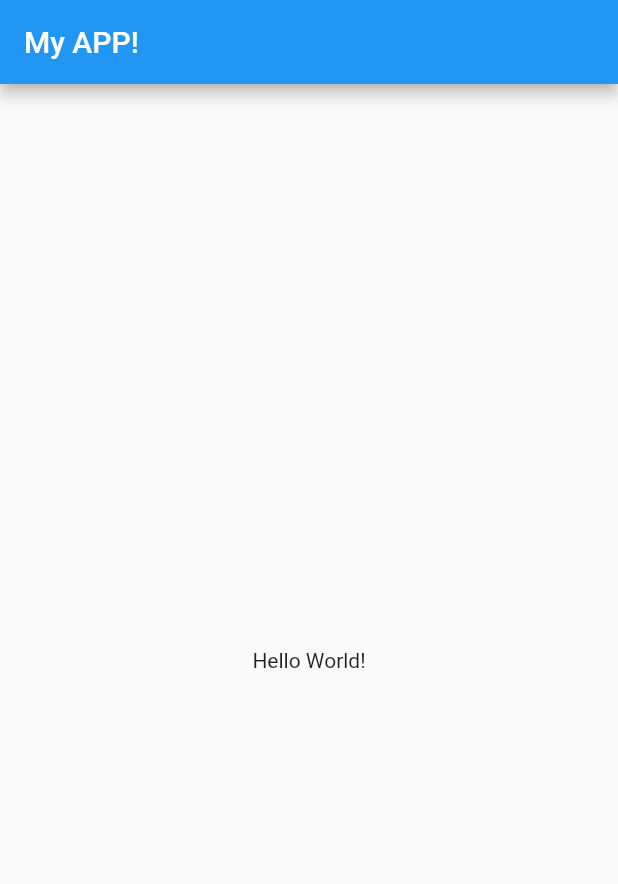
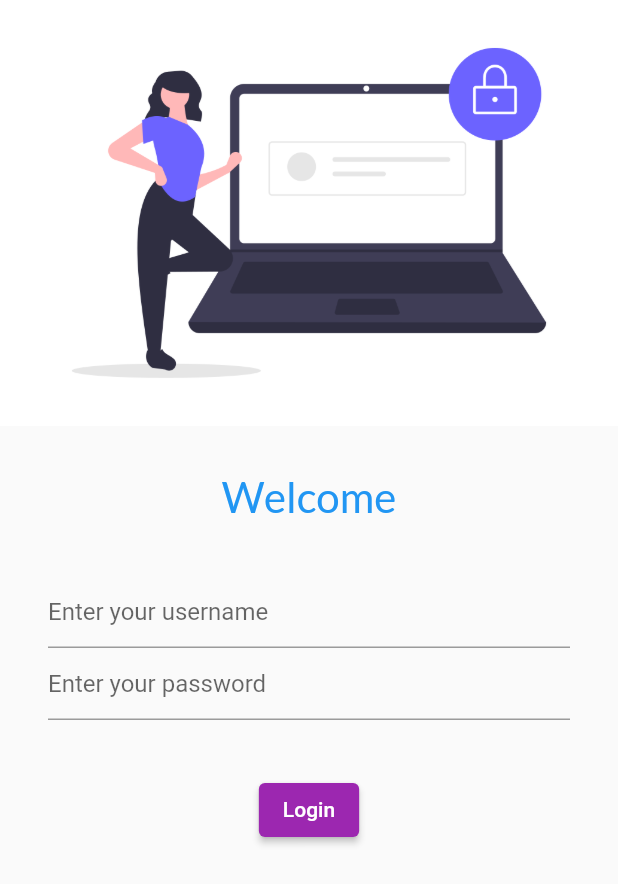
Before and after one commit to rohanB112/Learning-Flutter, a Flutter app: the screen it shows after launch, on a phone screen of 412 x 824 dp. Shown: the top 884 px of the screen. Run offline on Flutter 3.47's test engine with Material 2 defaults, Android fonts, the phone set to English and light mode, and no system bars; our stand-ins replace google_fonts.

Commit message:
Completed Login UI

```diff
--- /dev/null
+++ b/lib/home_page.dart
@@ -0,0 +1,57 @@
+import 'package:demo_app/temp_page.dart';
+import 'package:demo_app/utils/routes.dart';
+import 'package:flutter/material.dart';
+import 'package:google_fonts/google_fonts.dart';
+
+class HomePage extends StatelessWidget {
+
+  @override
+  Widget build(BuildContext context) {
+    return MaterialApp(
+      title: "Yo this is title!",
+      home: Scaffold(
+        body: SingleChildScrollView(
+          child: Column(
+            children: [
+              Image.asset("assets/images/login_img.png", fit: BoxFit.cover,),
+              SizedBox(height: 30,),
+              Text("Welcome", style: GoogleFonts.lato(
+                textStyle: TextStyle(
+                  fontSize: 28,
+                  color: Colors.blue
+                )
+              )),
+              SizedBox(height: 20,),
+              Padding(
+                padding: const EdgeInsets.symmetric(vertical: 16, horizontal: 32),
+                child: Column(
+                  children: [
+                    TextFormField(decoration: InputDecoration(
+                        hintText: "Enter your username",
+                      ),),
+                    TextFormField(decoration: InputDecoration(
+                        hintText: "Enter your password",
+                      ),
+                      obscureText: true,),
+                  ],
+                ),
+              ),
+              SizedBox(height: 20,),
+              ElevatedButton(onPressed: () {
+                Navigator.pushNamed(context, MyRoute.blankPage);
+              },
+                child: Text("Login"),
+                style: ButtonStyle(
+                  backgroundColor: MaterialStateProperty.all(Colors.purple)
+                ),
+              )
+
+            ],
+          ),
+        ),
+
+      ),
+
+    );
+  }
+}
--- a/lib/main.dart
+++ b/lib/main.dart
@@ -1,4 +1,8 @@
+import 'package:demo_app/home_page.dart';
+import 'package:demo_app/temp_page.dart';
+import 'package:demo_app/utils/routes.dart';
 import 'package:flutter/material.dart';
+
 
 void main() {
   runApp(MyApp());
@@ -9,13 +13,12 @@ class MyApp extends StatelessWidget {
   @override
   Widget build(BuildContext context) {
     return MaterialApp(
-      title: "Yo this is title!",
-      home: Scaffold(
-        appBar: AppBar(
-          title: Text("My APP!"),
-        ),
-        body: Center(child: Text("Hello World!"),),
-      ),
+      home: HomePage(),
+      initialRoute: '/',
+      routes: {
+        "/home": (context) => HomePage(),
+        MyRoute.blankPage: (context) => TempPage()
+      },
     );
   }
 }
--- /dev/null
+++ b/lib/temp_page.dart
@@ -0,0 +1,14 @@
+import 'package:flutter/material.dart';
+
+class TempPage extends StatelessWidget {
+
+  @override
+  Widget build(BuildContext context) {
+    return MaterialApp(
+      title: "blank page",
+      home: Scaffold(
+        body: Center(child: Text("YO")),
+      ),
+    );
+  }
+}
--- /dev/null
+++ b/lib/utils/routes.dart
@@ -0,0 +1,3 @@
+class MyRoute {
+  static String blankPage = "/blankPage";
+}
--- a/pubspec.yaml
+++ b/pubspec.yaml
@@ -28,6 +28,7 @@ dependencies:
   # The following adds the Cupertino Icons font to your application.
   # Use with the CupertinoIcons class for iOS style icons.
   cupertino_icons: ^1.0.2
+  google_fonts: ^2.1.0
 
 dev_dependencies:
   flutter_test:
@@ -45,8 +46,8 @@ flutter:
   uses-material-design: true
 
   # To add assets to your application, add an assets section, like this:
-  # assets:
-  #   - images/a_dot_burr.jpeg
+  assets:
+    - assets/images/
   #   - images/a_dot_ham.jpeg
 
   # An image asset can refer to one or more resolution-specific "variants", see
```
Also changed, not shown: assets/images/login_img.png (added), pubspec.lock.
